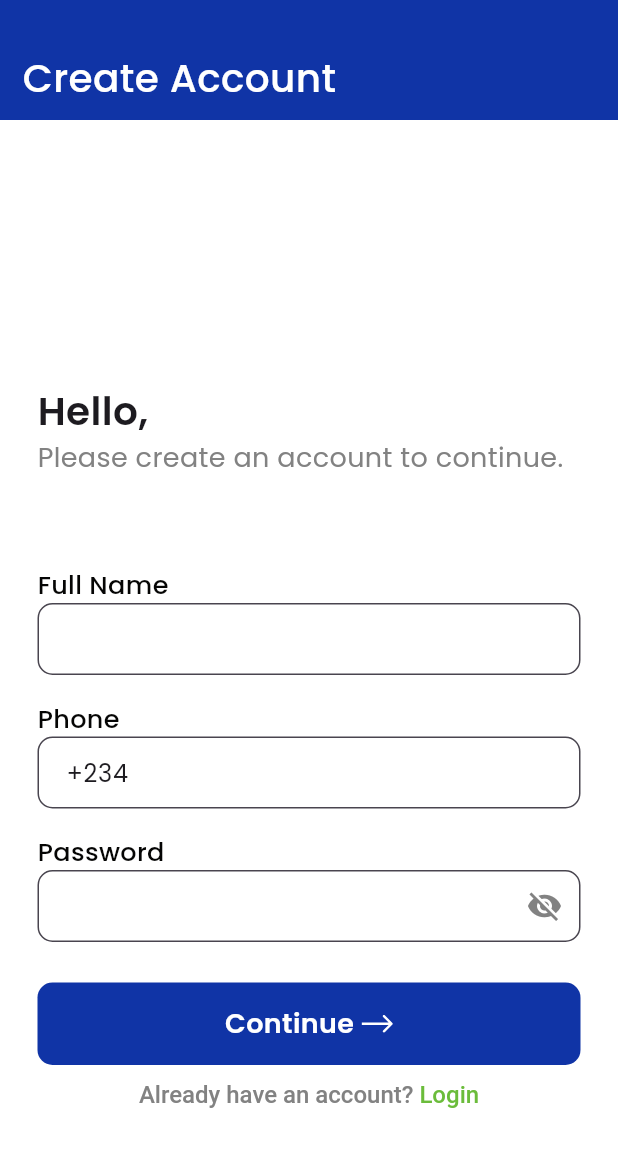
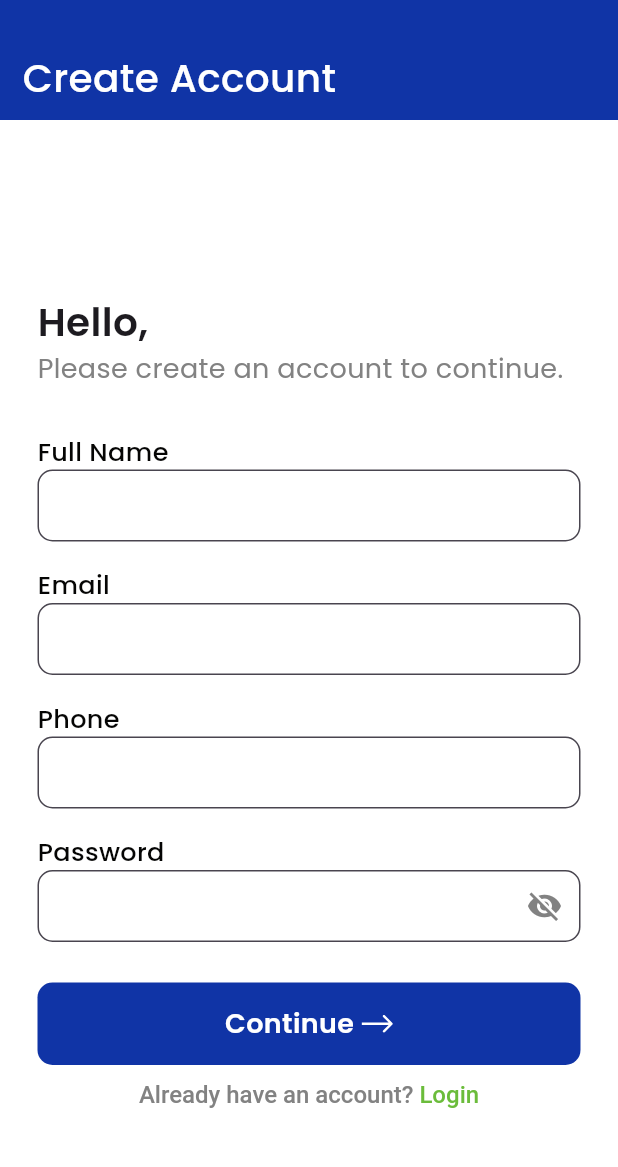
Before and after one commit to yusuf-umarr/cargo_run_user, a Flutter app: the RegisterScreen screen opened by its route, on a phone screen of 412 x 824 dp, the part 60-1227 px from its top. Run offline on Flutter 3.47's test engine with Material 3 defaults, Android fonts, the phone set to English and light mode, and no system bars; our stand-ins replace auto_route, dartz, flutter_svg, geolocator, get_it, google_fonts and 6 more; missing offline and left inert: another_stepper, flutter_polyline_points, givestarreviews; accounts and stored records are empty; network calls fail; project files that could hold a hidden picture were left out.

Commit message:
update: pick up

```diff
--- a/lib/providers/auth_provider.dart
+++ b/lib/providers/auth_provider.dart
@@ -25,12 +25,14 @@ class AuthProvider extends ChangeNotifier {
   }
 
   Future<void> registerUser({
+    required String email,
     required String fullName,
     required String password,
     required String phone,
   }) async {
     setLoadingState(LoadingState.loading);
     var response = await _authService.registerUser(
+      email: email,
       fullName: fullName,
       password: password,
       phone: phone,
--- a/lib/providers/order_provider.dart
+++ b/lib/providers/order_provider.dart
@@ -38,7 +38,7 @@ class OrderProvider extends ChangeNotifier {
   AddressDetails? _addressDetails;
   ReceiverDetails? _receiverDetails;
 
-   List? dSearchResults;
+  List dSearchResults = [];
 
   void setOrderStatus(OrderStatus status) {
     _orderStatus = status;
@@ -106,21 +106,17 @@ class OrderProvider extends ChangeNotifier {
       notifyListeners();
     });
   }
+
   Future<void> searchPlaces(search) async {
     var response = await _ordersService.getAutocomplete(
       search,
-
     );
 
     if (response.success) {
       dSearchResults = response.data;
-
-    }else{
-
+    } else {
       //
-
     }
-
 
     notifyListeners();
   }
--- a/lib/screens/authentication/register_screen.dart
+++ b/lib/screens/authentication/register_screen.dart
@@ -1,4 +1,5 @@
 import 'package:auto_route/auto_route.dart';
+import 'package:cargo_run/screens/alerts/account_creation_success.dart';
 import 'package:cargo_run/styles/app_colors.dart';
 import 'package:cargo_run/providers/auth_provider.dart';
 import 'package:cargo_run/utils/app_router.gr.dart';
@@ -6,7 +7,6 @@ import 'package:cargo_run/widgets/app_buttons.dart';
 import 'package:cargo_run/widgets/app_textfields.dart';
 import 'package:flutter/gestures.dart';
 import 'package:flutter/material.dart';
-import 'package:flutter/services.dart';
 import 'package:provider/provider.dart';
 import '/widgets/page_widgets/appbar_widget.dart';
 
@@ -20,13 +20,23 @@ class RegisterScreen extends StatefulWidget {
 
 class _RegisterScreenState extends State<RegisterScreen> {
   final TextEditingController _fullNameController = TextEditingController();
+  final TextEditingController _emailController = TextEditingController();
   final TextEditingController _passwordController = TextEditingController();
-  final TextEditingController _phoneController =
-      TextEditingController(text: "+234");
+  final TextEditingController _phoneController = TextEditingController();
   final GlobalKey<FormState> _formKey = GlobalKey<FormState>();
 
+  // void navigate() {
+  //   context.router.push(const InputPhoneRoute());
+  // }
   void navigate() {
-    context.router.push(const InputPhoneRoute());
+    Navigator.push(
+      context,
+      MaterialPageRoute(
+        builder: (context) => const SuccessScreen(
+          isRegistered: true,
+        ),
+      ),
+    );
   }
 
   void showSnackBar(String message) {
@@ -36,6 +46,16 @@ class _RegisterScreenState extends State<RegisterScreen> {
         backgroundColor: Colors.red,
       ),
     );
+  }
+
+  @override
+  dispose() {
+    _emailController.dispose();
+    _fullNameController.dispose();
+    _phoneController.dispose();
+    _passwordController.dispose();
+
+    super.dispose();
   }
 
   @override
@@ -60,7 +80,6 @@ class _RegisterScreenState extends State<RegisterScreen> {
                     child: Column(
                       crossAxisAlignment: CrossAxisAlignment.start,
                       children: [
-                        const SizedBox(height: 20.0),
                         const Text(
                           'Hello,',
                           style: TextStyle(
@@ -76,11 +95,16 @@ class _RegisterScreenState extends State<RegisterScreen> {
                             fontWeight: FontWeight.w400,
                           ),
                         ),
-                        const SizedBox(height: 60.0),
+                        const SizedBox(height: 30.0),
                         AppTextField(
                           labelText: 'Full Name',
                           isPassword: false,
                           controller: _fullNameController,
+                        ),
+                        AppTextField(
+                          labelText: 'Email ',
+                          isPassword: false,
+                          controller: _emailController,
                         ),
                         AppTextField(
                             labelText: 'Phone',
@@ -114,6 +138,7 @@ class _RegisterScreenState extends State<RegisterScreen> {
                             if (_formKey.currentState!.validate()) {
                               try {
                                 await watch.registerUser(
+                                  email: _emailController.text,
                                   fullName: _fullNameController.text,
                                   password: _passwordController.text,
                                   phone: _phoneController.text,
--- a/lib/services/authentication/auth_abstract.dart
+++ b/lib/services/authentication/auth_abstract.dart
@@ -4,6 +4,7 @@ import '/models/api_response.dart';
 
 abstract class AuthService {
   Future<Either<ErrorResponse, ApiResponse>> registerUser({
+    required String email,
     required String fullName,
     required String password,
     required String phone,
--- a/lib/services/authentication/auth_implementation.dart
+++ b/lib/services/authentication/auth_implementation.dart
@@ -12,6 +12,7 @@ import 'auth_abstract.dart';
 class AuthImpl implements AuthService {
   @override
   Future<Either<ErrorResponse, ApiResponse>> registerUser({
+    required String email,
     required String fullName,
     required String password,
     required String phone,
@@ -19,6 +20,7 @@ class AuthImpl implements AuthService {
     var url = Uri.parse('${Env.endpointUrl}/user');
     debugPrint('URL: $url');
     var body = {
+      'email': email,
       'fullName': fullName,
       'password': password,
       'phone': phone,
@@ -31,12 +33,14 @@ class AuthImpl implements AuthService {
         body: jsonEncode(body),
       );
       var jsonResponse = jsonDecode(response.body);
-      debugPrint('Response: $jsonResponse');
+
+      log('Response: ${jsonResponse['data']}');
       if (jsonResponse['success'] == true) {
-        sharedPrefs.token = jsonResponse['data']['token'];
+        // sharedPrefs.token = jsonResponse['data']['token'];
         sharedPrefs.userId = jsonResponse['data']['_id'];
         sharedPrefs.fullName = fullName;
         sharedPrefs.phone = phone;
+        sharedPrefs.email = email;
         return Right(ApiResponse.fromJson(jsonResponse));
       } else {
         return Left(ErrorResponse(message: jsonResponse['errors']['msg']));
@@ -72,7 +76,7 @@ class AuthImpl implements AuthService {
         sharedPrefs.email = email;
         return Right(ApiResponse.fromJson(jsonResponse));
       } else {
-        log("log response:${jsonResponse}");
+        // log("log response:${jsonResponse}");
         return Left(ErrorResponse(message: jsonResponse['errors']['msg']));
       }
     } catch (e) {
--- a/lib/services/orders/orders_implementation.dart
+++ b/lib/services/orders/orders_implementation.dart
@@ -117,7 +117,6 @@ class OrdersImpl implements OrdersService {
       'Authorization': 'Bearer ${sharedPrefs.token}',
     };
 
-    log("sharedPrefs.userId:${sharedPrefs.userId}");
 
     try {
       final response = await http.get(
@@ -126,6 +125,7 @@ class OrdersImpl implements OrdersService {
       );
       // log(response.body);
       var jsonResponse = jsonDecode(response.body);
+
       if (jsonResponse['success'] == true) {
         return Right(ApiResponse.fromJson(jsonResponse));
       } else {
```
Also changed, not shown: lib/screens/alerts/account_creation_success.dart (+21 -12 lines), lib/screens/authentication/phone_verify_screen.dart (+9 -1 lines), lib/screens/dashboard/home_screens/standard/request_rider.dart (+12 -24 lines), lib/utils/util.dart (+10 -110 lines), 1 other file.
